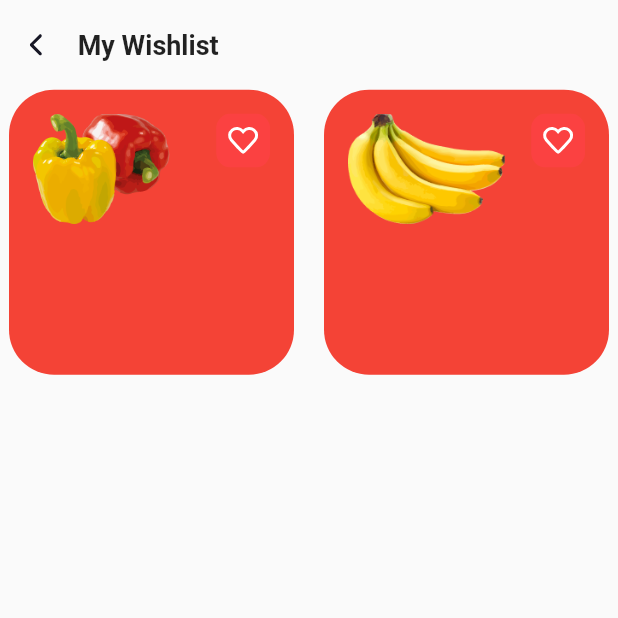
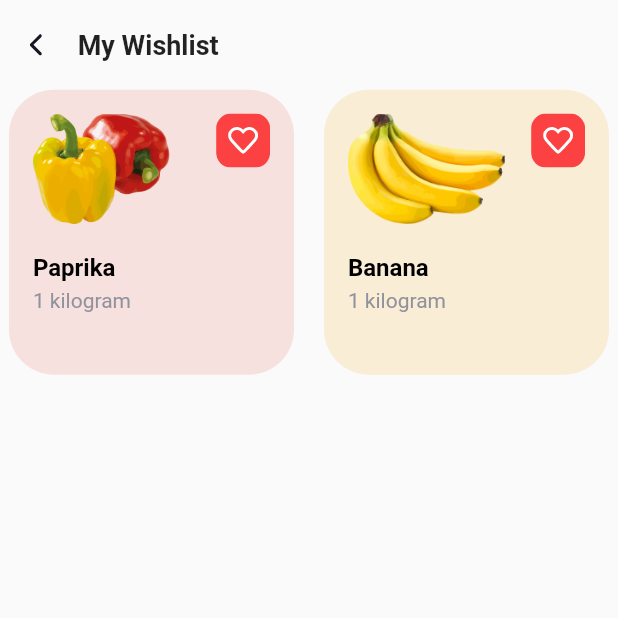
Before and after one commit to Otabek66/organico, a Flutter app: the WishlistView screen opened by its route, on a phone screen of 412 x 824 dp, the top half of it. Run offline on Flutter 3.47's test engine with Material 2 defaults, Android fonts, the phone set to English and light mode, and no system bars; our stand-ins replace bloc, connectivity_plus, flutter_bloc, flutter_svg; missing offline and left inert: dart:ffi.

Commit message:
My Wishlist uodated

```diff
--- a/lib/core/constants/fonts/font_style.dart
+++ b/lib/core/constants/fonts/font_style.dart
@@ -16,8 +16,10 @@ class FStyles {
   static const TextStyle headline5s = TextStyle(fontSize: FSize.ksmall,color: ColorConst.ktextDarkGrey);
   static  TextStyle headline5priblack = TextStyle(fontSize: FSize.ksmall,color: ColorConst.ktextBlack1);
   static  TextStyle headline5textBlack = TextStyle(fontSize: FSize.ksmall,color: ColorConst.ktextBlack,fontWeight: FontWeight.w700);
+  static  TextStyle headline5wish = TextStyle(fontSize: FSize.ksmall,color: ColorConst.ktextBlack,fontWeight: FontWeight.w600);
   static  TextStyle headline5prigreen = TextStyle(fontSize: FSize.ksmall,color: ColorConst.ktextGreen);
   static  TextStyle headline5feb = TextStyle(fontSize: FSize.ksmall,color: ColorConst.kelevatedButtonTWhite);
   static const TextStyle headline6 = TextStyle(fontSize: FSize.kextraSmall);
+  static const TextStyle headline6grey = TextStyle(fontSize: FSize.kextraSmall,color: Color(0xFF92929D),fontWeight: FontWeight.w400);
 
 }
--- a/lib/screens/home/cubit/home_cubit.dart
+++ b/lib/screens/home/cubit/home_cubit.dart
@@ -1,3 +1,4 @@
+import 'package:flutter/material.dart';
 import 'package:flutter_bloc/flutter_bloc.dart';
 import 'package:organico/model/category_model.dart';
 import 'package:organico/model/product_info_model.dart';
@@ -13,25 +14,35 @@ List<CategoryModel> info = [
       ProductInfoModel("Banana", "FruitMarket", "6.99","assets/home/images/banana.png"),
       ProductInfoModel("Fish", "RiybaMarket", "10.99","assets/home/images/paprika.png"),),
   CategoryModel(
-      ProductInfoModel("Broccoli", "Popey shop", "4.99","assets/home/images/paprika.png"),
+      ProductInfoModel("Broccoli", "Popey shop", "4.99","assets/home/images/broccoli.png"),
       ProductInfoModel("Banana", "FruitMarket", "6.99","assets/home/images/paprika.png"),
       ProductInfoModel("Fish", "RiybaMarket", "10.99","assets/home/images/paprika.png"),),
   CategoryModel(
-      ProductInfoModel("Lettuce", "Popey shop", "4.99","assets/home/images/paprika.png"),
+      ProductInfoModel("Lettuce", "Popey shop", "4.99","assets/home/images/lettuce.png"),
       ProductInfoModel("Banana", "FruitMarket", "6.99","assets/home/images/paprika.png"),
       ProductInfoModel("Fish", "RiybaMarket", "10.99","assets/home/images/paprika.png"),),
   CategoryModel(
-      ProductInfoModel("Potato", "Popey shop", "4.99","assets/home/images/paprika.png"),
+      ProductInfoModel("Potato", "Popey shop", "4.99","assets/home/images/potato.png"),
       ProductInfoModel("Banana", "FruitMarket", "6.99","assets/home/images/paprika.png"),
       ProductInfoModel("Fish", "RiybaMarket", "10.99","assets/home/images/paprika.png"),),
   CategoryModel(
-      ProductInfoModel("Carrot", "Popey shop", "4.99","assets/home/images/paprika.png"),
+      ProductInfoModel("Carrot", "Popey shop", "4.99","assets/home/images/carrot.png"),
       ProductInfoModel("Banana", "FruitMarket", "6.99","assets/home/images/paprika.png"),
       ProductInfoModel("Fish", "RiybaMarket", "10.99","assets/home/images/paprika.png"),),
   CategoryModel(
-      ProductInfoModel("Red Onion", "Popey shop", "4.99","assets/home/images/paprika.png"),
+      ProductInfoModel("Red Onion", "Popey shop", "4.99","assets/home/images/onion.png"),
       ProductInfoModel("Banana", "FruitMarket", "6.99","assets/home/images/paprika.png"),
       ProductInfoModel("Fish", "RiybaMarket", "10.99","assets/home/images/paprika.png"),),
 ];
 
+  List<Color> color = [
+    Color.fromRGBO(227, 85, 63, 0.15),
+    Color.fromRGBO(243, 162, 12, 0.15),
+    Color.fromRGBO(118, 178, 38, 0.15),
+    Color.fromRGBO(63, 125, 60, 0.15),
+    Color.fromRGBO(233, 176, 79, 0.15),
+    Color.fromRGBO(234, 129, 47, 0.15),
+    Color.fromRGBO(151, 3, 29, 0.15),
+  ];
+
 }
--- a/lib/screens/home/view/wishlist_view.dart
+++ b/lib/screens/home/view/wishlist_view.dart
@@ -1,3 +1,5 @@
+import 'dart:ffi';
+
 import 'package:flutter/material.dart';
 import 'package:flutter_bloc/flutter_bloc.dart';
 import 'package:organico/core/base/base.dart';
@@ -14,16 +16,17 @@ class WishlistView extends StatelessWidget {
   Widget build(BuildContext context) {
     List<String> images = [
       context.watch<HomeCubit>().info[0].vegetables.image,
-      context.watch<HomeCubit>().info[0].fruits.image
+      context.watch<HomeCubit>().info[0].fruits.image,
+      "Paprika",
+      "Banana"
     ];
+
     return BaseView(
         viewModal: WishlistView,
-        onPageBuildre: (context, widget) => scaffold(context,images));
+        onPageBuildre: (context, widget) => scaffold(context, images));
   }
 
   Scaffold scaffold(BuildContext context, List<String> image) => Scaffold(
-
-
         body: SafeArea(
           child: Column(
             children: [
@@ -42,31 +45,46 @@ class WishlistView extends StatelessWidget {
                 width: 400,
                 height: 500,
                 child: GridView.builder(
-                  gridDelegate:const SliverGridDelegateWithFixedCrossAxisCount(
+                  gridDelegate: const SliverGridDelegateWithFixedCrossAxisCount(
                       crossAxisCount: 2,
                       mainAxisSpacing: 20,
                       crossAxisSpacing: 20,
-                    mainAxisExtent: 190
-                    ),
-                  itemBuilder:(ctx,ind){
+                      mainAxisExtent: 190),
+                  itemBuilder: (ctx, ind) {
                     return Container(
-                    decoration: BoxDecoration(color: Colors.red,
-                    borderRadius: BorderRadius.circular(30)
-                    ),
+                      decoration: BoxDecoration(
+                        color: context.watch<HomeCubit>().color[ind],
+                          borderRadius: BorderRadius.circular(30)),
                       child: Padding(
                         padding: EdgeInsets.all(context.w * 16),
                         child: Column(
                             crossAxisAlignment: CrossAxisAlignment.start,
                             children: [
-                        SizedBox( height: context.h * 80,
+                              SizedBox(
+                                height: context.h * 80,
                                 width: context.width,
                                 child: Stack(children: [
                                   Image.asset(image[ind]),
                                   Positioned(
                                     right: 0,
                                     top: 0,
-                            child: IconConst.heart)
-                        ]),)
+                                    child: IconConst.heart,
+                                  ),
+
+                                ],
+                                ),
+                              ),
+                              sizedBox(20, context),
+                              SizedBox(width: context.w*148,
+                              child: Column(
+                                crossAxisAlignment: CrossAxisAlignment.start,
+                                children: [
+                                  Text(image[ind+2],style: FStyles.headline5wish,
+                                  ),
+                                  sizedBox(4, context),
+                                  Text("1 kilogram", style: FStyles.headline6grey,)
+                              ]),
+                              )
                             ]),
                       ),
                     );
@@ -78,4 +96,7 @@ class WishlistView extends StatelessWidget {
           ),
         ),
       );
+        SizedBox sizedBox(double size, BuildContext context) => SizedBox(
+        height: context.w * size,
+      );
 }
```
Also changed, not shown: assets/home/images/meat.png (added). Lines whose indentation alone changed are shown as unchanged.
